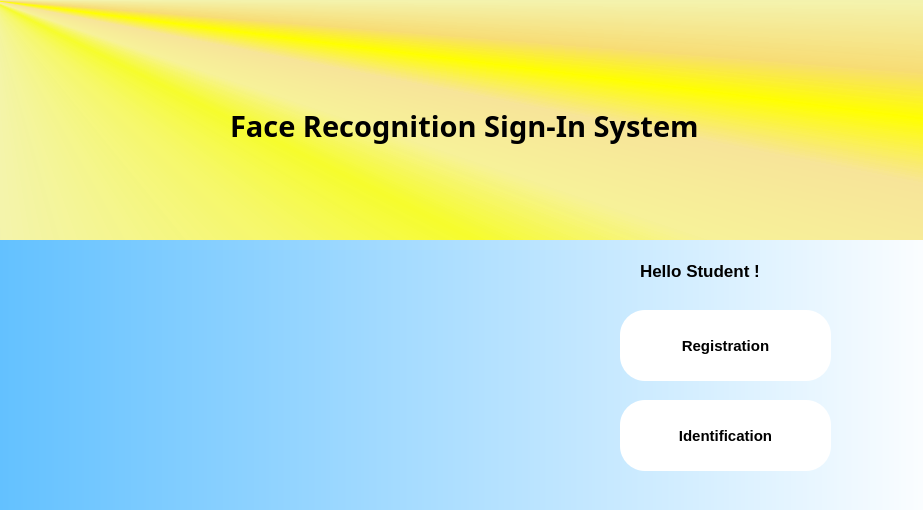
MUST-Quick-Fry/Face-Recognition-Sign-In-System, file UI/menu.ui: the form before one commit.
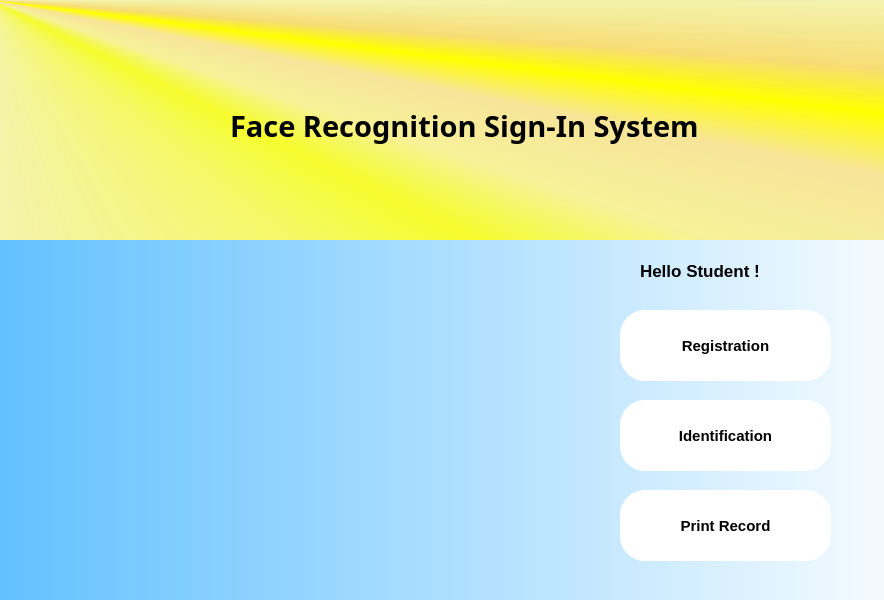
The form after the commit. Icons and pictures are not drawn.

Commit message: add_display_button

Patch:
```diff
--- a/UI/menu.ui
+++ b/UI/menu.ui
@@ -6,8 +6,8 @@
    <rect>
     <x>0</x>
     <y>0</y>
-    <width>923</width>
-    <height>510</height>
+    <width>884</width>
+    <height>600</height>
    </rect>
   </property>
   <property name="palette">
@@ -266,7 +266,7 @@
       <x>0</x>
       <y>240</y>
       <width>951</width>
-      <height>281</height>
+      <height>361</height>
      </rect>
     </property>
     <property name="styleSheet">
@@ -279,13 +279,16 @@
    <widget class="QWidget" name="gridLayoutWidget">
     <property name="geometry">
      <rect>
-      <x>70</x>
-      <y>250</y>
-      <width>441</width>
-      <height>241</height>
+      <x>40</x>
+      <y>280</y>
+      <width>531</width>
+      <height>281</height>
      </rect>
     </property>
     <layout class="QGridLayout" name="gridLayout">
+     <property name="sizeConstraint">
+      <enum>QLayout::SetDefaultConstraint</enum>
+     </property>
      <property name="leftMargin">
       <number>20</number>
      </property>
@@ -354,6 +357,12 @@
      </item>
      <item row="1" column="2">
       <widget class="QLabel" name="faceView_6">
+       <property name="minimumSize">
+        <size>
+         <width>20</width>
+         <height>20</height>
+        </size>
+       </property>
        <property name="styleSheet">
         <string notr="true"/>
        </property>
@@ -402,6 +411,53 @@
      </item>
     </layout>
    </widget>
+   <widget class="QPushButton" name="printButton">
+    <property name="geometry">
+     <rect>
+      <x>620</x>
+      <y>490</y>
+      <width>211</width>
+      <height>71</height>
+     </rect>
+    </property>
+    <property name="font">
+     <font>
+      <family>Microsoft YaHei UI</family>
+      <pointsize>11</pointsize>
+      <weight>75</weight>
+      <italic>false</italic>
+      <bold>true</bold>
+      <kerning>false</kerning>
+     </font>
+    </property>
+    <property name="cursor">
+     <cursorShape>PointingHandCursor</cursorShape>
+    </property>
+    <property name="styleSheet">
+     <string notr="true">QPushButton{
+	color:#000000;
+	font:bold;
+	border-radius:25px;
+	background:white;
+}</string>
+    </property>
+    <property name="text">
+     <string>Print Record</string>
+    </property>
+    <property name="icon">
+     <iconset>
+      <normaloff>resources/print.png</normaloff>resources/print.png</iconset>
+    </property>
+    <property name="iconSize">
+     <size>
+      <width>40</width>
+      <height>40</height>
+     </size>
+    </property>
+    <property name="flat">
+     <bool>false</bool>
+    </property>
+   </widget>
    <zorder>label_3</zorder>
    <zorder>label_4</zorder>
    <zorder>label</zorder>
@@ -410,6 +466,7 @@
    <zorder>identificationButton</zorder>
    <zorder>label_2</zorder>
    <zorder>gridLayoutWidget</zorder>
+   <zorder>printButton</zorder>
   </widget>
  </widget>
  <resources>
```
Left out of the diff: 18 changed lines with no effect on the pictures. The commit also changes 9 other files.
